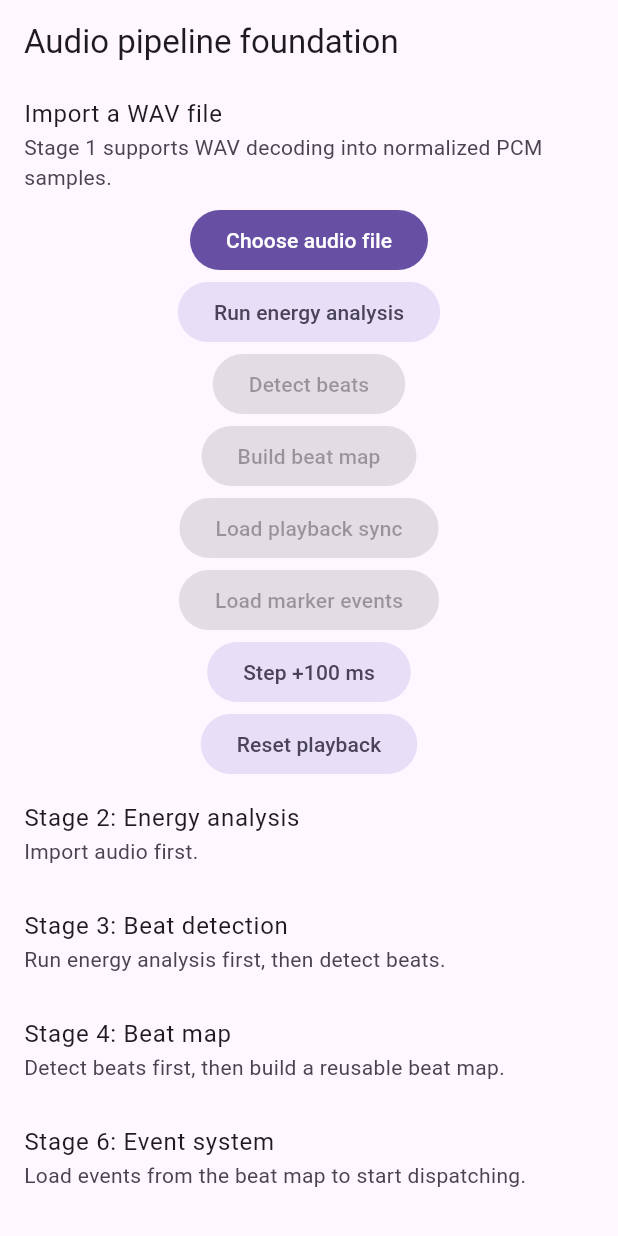
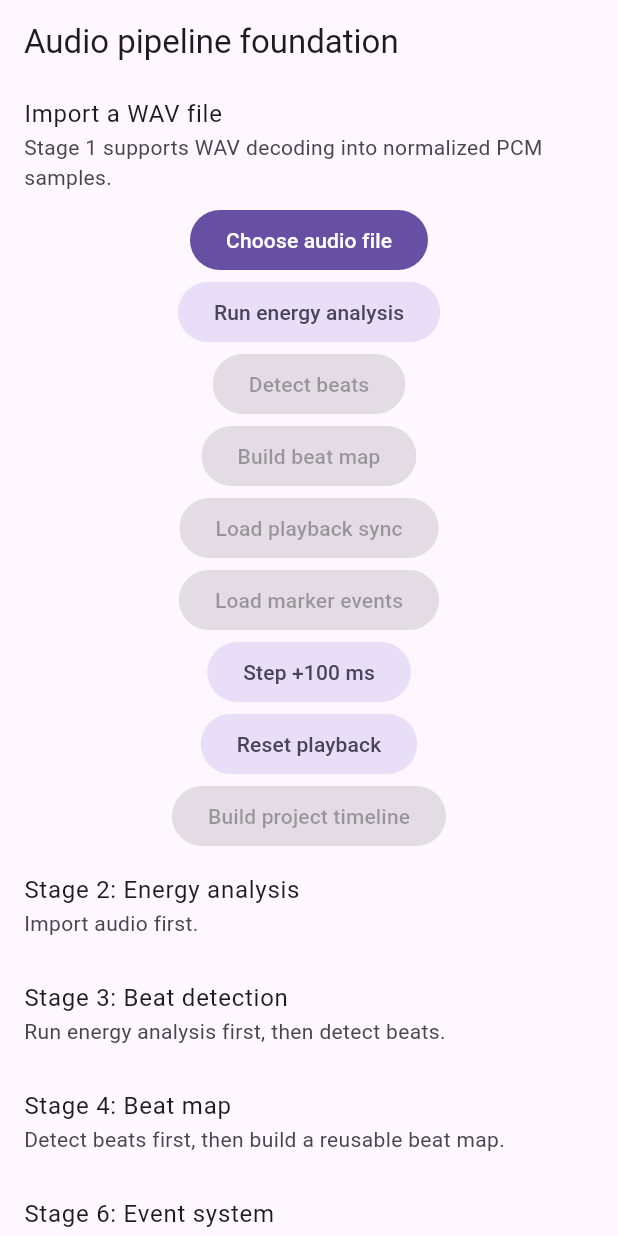
Before and after one commit to Davyd012/picturestovideos, a Flutter app: the screen it shows after launch, on a phone screen of 412 x 824 dp. Run offline on Flutter 3.47's test engine with Material 3 defaults, Android fonts, the phone set to English and light mode, and no system bars; our stand-ins replace file_picker, flutter_riverpod.

Commit message:
Add timeline model stage

```diff
--- /dev/null
+++ b/lib/core/timeline/domain/project_timeline.dart
@@ -0,0 +1,30 @@
+import 'package:picturestovideos/core/audio/domain/beat_map.dart';
+import 'package:picturestovideos/core/timeline/domain/timeline_track.dart';
+
+class ProjectTimeline {
+  const ProjectTimeline({
+    required this.id,
+    required this.name,
+    required this.beatMap,
+    required this.tracks,
+  });
+
+  final String id;
+  final String name;
+  final BeatMap beatMap;
+  final List<TimelineTrack> tracks;
+
+  ProjectTimeline copyWith({
+    String? id,
+    String? name,
+    BeatMap? beatMap,
+    List<TimelineTrack>? tracks,
+  }) {
+    return ProjectTimeline(
+      id: id ?? this.id,
+      name: name ?? this.name,
+      beatMap: beatMap ?? this.beatMap,
+      tracks: tracks ?? this.tracks,
+    );
+  }
+}
--- a/lib/features/audio_import/audio_import_screen.dart
+++ b/lib/features/audio_import/audio_import_screen.dart
@@ -15,6 +15,8 @@ import 'package:picturestovideos/features/event_system/event_system_state.dart';
 import 'package:picturestovideos/features/event_system/event_system_view_model.dart';
 import 'package:picturestovideos/features/playback/playback_state.dart';
 import 'package:picturestovideos/features/playback/playback_view_model.dart';
+import 'package:picturestovideos/features/timeline/timeline_state.dart';
+import 'package:picturestovideos/features/timeline/timeline_view_model.dart';
 import 'package:picturestovideos/features/audio_import/audio_import_state.dart';
 import 'package:picturestovideos/features/audio_import/audio_import_view_model.dart';
 
@@ -29,6 +31,7 @@ class AudioImportScreen extends ConsumerWidget {
     final beatMapState = ref.watch(beatMapViewModelProvider);
     final eventState = ref.watch(eventSystemViewModelProvider);
     final playbackState = ref.watch(playbackViewModelProvider);
+    final timelineState = ref.watch(timelineViewModelProvider);
 
     ref.listen(playbackViewModelProvider, (_, next) {
       final playback = next.value;
@@ -61,6 +64,7 @@ class AudioImportScreen extends ConsumerWidget {
             beatMapState: beatMapState,
             eventState: eventState,
             playbackState: playbackState,
+            timelineState: timelineState,
             onImportPressed: () =>
                 ref.read(audioImportViewModelProvider.notifier).pickAudioFile(),
             onAnalyzePressed: () {
@@ -109,6 +113,18 @@ class AudioImportScreen extends ConsumerWidget {
             onPlaybackSeekPressed: () => ref
                 .read(playbackViewModelProvider.notifier)
                 .seek(Duration.zero),
+            onBuildTimelinePressed: switch ((beatMapState, eventState)) {
+              (
+                AsyncData<BeatMapState>(value: final beatMapValue),
+                AsyncData<EventSystemState>(value: final eventValue),
+              )
+                  when beatMapValue.hasBeatMap && eventValue.hasEvents =>
+                () => ref.read(timelineViewModelProvider.notifier).buildProjectTimeline(
+                      beatMap: beatMapValue.beatMap,
+                      events: eventValue.events,
+                    ),
+              _ => null,
+            },
           ),
       },
     );
@@ -123,6 +139,7 @@ class _AudioImportContent extends StatelessWidget {
     required this.beatMapState,
     required this.eventState,
     required this.playbackState,
+    required this.timelineState,
     required this.onImportPressed,
     required this.onAnalyzePressed,
     required this.onDetectBeatsPressed,
@@ -131,6 +148,7 @@ class _AudioImportContent extends StatelessWidget {
     required this.onLoadEventsPressed,
     required this.onPlaybackStepPressed,
     required this.onPlaybackSeekPressed,
+    required this.onBuildTimelinePressed,
   });
 
   final AudioImportState state;
@@ -139,6 +157,7 @@ class _AudioImportContent extends StatelessWidget {
   final AsyncValue<BeatMapState> beatMapState;
   final AsyncValue<EventSystemState> eventState;
   final AsyncValue<PlaybackState> playbackState;
+  final AsyncValue<TimelineState> timelineState;
   final VoidCallback onImportPressed;
   final VoidCallback? onAnalyzePressed;
   final VoidCallback? onDetectBeatsPressed;
@@ -147,6 +166,7 @@ class _AudioImportContent extends StatelessWidget {
   final VoidCallback? onLoadEventsPressed;
   final VoidCallback onPlaybackStepPressed;
   final VoidCallback onPlaybackSeekPressed;
+  final VoidCallback? onBuildTimelinePressed;
 
   @override
   Widget build(BuildContext context) {
@@ -209,6 +229,12 @@ class _AudioImportContent extends StatelessWidget {
             child: const Text('Reset playback'),
           ),
         ),
+        Center(
+          child: FilledButton.tonal(
+            onPressed: onBuildTimelinePressed,
+            child: const Text('Build project timeline'),
+          ),
+        ),
         if (source != null && audioData != null) ...[
           ListTile(
             title: const Text('File'),
@@ -239,6 +265,7 @@ class _AudioImportContent extends StatelessWidget {
         _BeatMapSection(beatMapState: beatMapState),
         _EventSystemSection(eventState: eventState),
         _PlaybackSection(playbackState: playbackState),
+        _TimelineSection(timelineState: timelineState),
       ],
     );
   }
@@ -471,6 +498,46 @@ class _EventSystemSection extends StatelessWidget {
   }
 }
 
+class _TimelineSection extends StatelessWidget {
+  const _TimelineSection({
+    required this.timelineState,
+  });
+
+  final AsyncValue<TimelineState> timelineState;
+
+  @override
+  Widget build(BuildContext context) {
+    return switch (timelineState) {
+      AsyncLoading<TimelineState>() => const ListTile(
+          title: Text('Stage 7: Timeline model'),
+          subtitle: Text('Building project timeline...'),
+        ),
+      AsyncError<TimelineState>(:final error) => ListTile(
+          title: const Text('Stage 7: Timeline model'),
+          subtitle: Text(error.toString()),
+        ),
+      AsyncData<TimelineState>(:final value) when value.hasProject => Column(
+          children: [
+            ListTile(
+              title: const Text('Stage 7: Timeline model'),
+              subtitle: Text(
+                '${value.project!.tracks.length} tracks in ${value.project!.name}',
+              ),
+            ),
+            ListTile(
+              title: const Text('Serialized project'),
+              subtitle: Text('${value.serializedProject}'),
+            ),
+          ],
+        ),
+      _ => const ListTile(
+          title: Text('Stage 7: Timeline model'),
+          subtitle: Text('Load events and beat map first, then build the project timeline.'),
+        ),
+    };
+  }
+}
+
 class _PlaybackSection extends StatelessWidget {
   const _PlaybackSection({
     required this.playbackState,
--- /dev/null
+++ b/lib/features/timeline/timeline_state.dart
@@ -0,0 +1,17 @@
+import 'package:picturestovideos/core/timeline/domain/project_timeline.dart';
+
+class TimelineState {
+  const TimelineState({
+    required this.project,
+    required this.serializedProject,
+  });
+
+  const TimelineState.initial()
+      : project = null,
+        serializedProject = null;
+
+  final ProjectTimeline? project;
+  final Map<String, Object?>? serializedProject;
+
+  bool get hasProject => project != null;
+}
--- /dev/null
+++ b/lib/features/timeline/timeline_view_model.dart
@@ -0,0 +1,39 @@
+import 'package:flutter_riverpod/flutter_riverpod.dart';
+import 'package:picturestovideos/core/audio/domain/beat_map.dart';
+import 'package:picturestovideos/core/timeline/application/build_project_timeline_use_case.dart';
+import 'package:picturestovideos/core/timeline/application/project_serializer.dart';
+import 'package:picturestovideos/core/timeline/domain/beat_event.dart';
+import 'package:picturestovideos/features/timeline/timeline_state.dart';
+
+final timelineViewModelProvider =
+    AsyncNotifierProvider.autoDispose<TimelineViewModel, TimelineState>(
+  TimelineViewModel.new,
+);
+
+class TimelineViewModel extends AsyncNotifier<TimelineState> {
+  @override
+  Future<TimelineState> build() async {
+    return const TimelineState.initial();
+  }
+
+  Future<void> buildProjectTimeline({
+    required BeatMap beatMap,
+    required List<BeatEvent> events,
+  }) async {
+    state = const AsyncLoading();
+
+    state = await AsyncValue.guard(() async {
+      final project = ref.read(buildProjectTimelineUseCaseProvider).call(
+            beatMap: beatMap,
+            events: events,
+          );
+      final serializedProject =
+          ref.read(projectSerializerProvider).serialize(project);
+
+      return TimelineState(
+        project: project,
+        serializedProject: serializedProject,
+      );
+    });
+  }
+}
```
Also changed, not shown: lib/core/timeline/application/build_project_timeline_use_case.dart (added, +32 -0 lines), lib/core/timeline/application/project_serializer.dart (added, +97 -0 lines), lib/core/timeline/domain/timeline_track.dart (added, +25 -0 lines), 2 other files.
